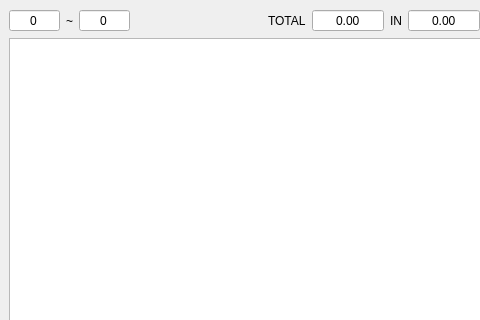
Qt form core/bill/bill.ui (Jiangxp16/pydiary) before a commit; both pictures show x 0 to 480 and y 0 to 320 of the 600 by 800 pixel window.
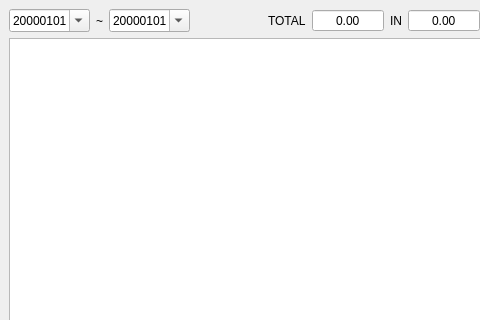
The same form after that commit. Custom widgets are drawn as their Qt base class.

```diff
--- a/core/bill/bill.ui
+++ b/core/bill/bill.ui
@@ -18,21 +18,12 @@
     <item>
      <layout class="QHBoxLayout" name="horizontalLayout_2">
       <item>
-       <widget class="QSpinBox" name="sb_start">
-        <property name="alignment">
-         <set>Qt::AlignCenter</set>
+       <widget class="QDateEdit" name="de_start">
+        <property name="displayFormat">
+         <string>yyyyMMdd</string>
         </property>
-        <property name="buttonSymbols">
-         <enum>QAbstractSpinBox::NoButtons</enum>
-        </property>
-        <property name="keyboardTracking">
-         <bool>false</bool>
-        </property>
-        <property name="maximum">
-         <number>99999999</number>
-        </property>
-        <property name="stepType">
-         <enum>QAbstractSpinBox::AdaptiveDecimalStepType</enum>
+        <property name="calendarPopup">
+         <bool>true</bool>
         </property>
        </widget>
       </item>
@@ -44,21 +35,12 @@
        </widget>
       </item>
       <item>
-       <widget class="QSpinBox" name="sb_end">
-        <property name="alignment">
-         <set>Qt::AlignCenter</set>
+       <widget class="QDateEdit" name="de_end">
+        <property name="displayFormat">
+         <string>yyyyMMdd</string>
         </property>
-        <property name="buttonSymbols">
-         <enum>QAbstractSpinBox::NoButtons</enum>
-        </property>
-        <property name="keyboardTracking">
-         <bool>false</bool>
-        </property>
-        <property name="maximum">
-         <number>99999999</number>
-        </property>
-        <property name="stepType">
-         <enum>QAbstractSpinBox::AdaptiveDecimalStepType</enum>
+        <property name="calendarPopup">
+         <bool>true</bool>
         </property>
        </widget>
       </item>
@@ -343,6 +325,18 @@
    </layout>
   </widget>
  </widget>
+ <customwidgets>
+  <customwidget>
+   <class>TableWidget</class>
+   <extends>QTableWidget</extends>
+   <header>core/util/qt_utils</header>
+  </customwidget>
+  <customwidget>
+   <class>DoubleSpinBox</class>
+   <extends>QDoubleSpinBox</extends>
+   <header>core/util/qt_utils</header>
+  </customwidget>
+ </customwidgets>
  <resources/>
  <connections/>
 </ui>
```
Left out of the diff: 8 changed lines with no effect on the pictures.
